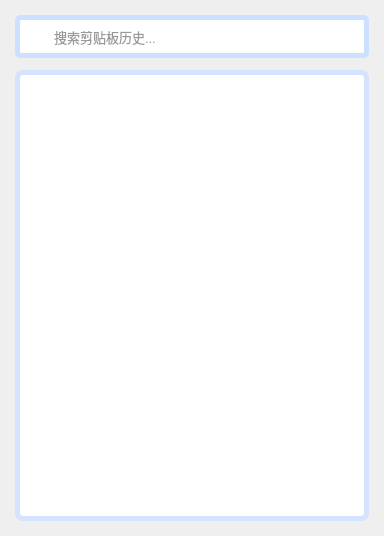
The window that clipboard_history.ui (hongzhe12/NiceBoard) describes before a commit, drawn with Qt 5.
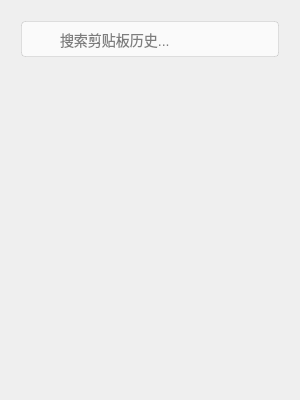
The same window after the commit. Icons and pictures are not drawn.

The edit to the form file:
```diff
--- a/clipboard_history.ui
+++ b/clipboard_history.ui
@@ -6,8 +6,8 @@
    <rect>
     <x>0</x>
     <y>0</y>
-    <width>384</width>
-    <height>536</height>
+    <width>300</width>
+    <height>400</height>
    </rect>
   </property>
   <property name="minimumSize">
@@ -26,43 +26,48 @@
    <string>剪贴板历史记录</string>
   </property>
   <property name="styleSheet">
-   <string notr="true">/* 主窗口样式 */
+   <string notr="true">/* 主窗口样式 - Windows 11 亚克力效果 */
 SimpleClipboardHistory {
-    background: #f0f2f5;
-    border-radius: 12px;
-    border: 1px solid #c1d9ff;  /* 半透明蓝色边框 */
-    padding: 10px;  /* 内边距=拖动边缘宽度 */
-}
-
-/* 可视化拖动边缘效果 */
-SimpleClipboardHistory::border {
-    border: 10px solid rgba(193, 217, 255, 0.3);  /* 半透明拖动区 */
-    border-radius: 12px;
+    background: rgba(243, 243, 243, 0.85);  /* 半透明背景 */
+    border-radius: 8px;
+    border: 1px solid rgba(255, 255, 255, 0.2);
+    padding: 0;
+    
+    /* 亚克力模糊效果 (需要代码中启用) */
+    backdrop-filter: blur(12px);
+    -webkit-backdrop-filter: blur(12px);
 }
 
 /* 标题栏样式 */
 QWidget#header {
-    height: 32px;
-    background: qlineargradient(
-        x1:0, y1:0, x2:0, y2:1,
-        stop:0 rgba(255,255,255,0.8), 
-        stop:1 rgba(240, 245, 255, 0.6)
-    );
-    border-top-left-radius: 12px;
-    border-top-right-radius: 12px;
-    border-bottom: 1px solid rgba(193, 217, 255, 0.5);
+    height: 40px;
+    background: transparent;
+    border-top-left-radius: 8px;
+    border-top-right-radius: 8px;
+    padding-left: 12px;
+    border-bottom: 1px solid rgba(0, 0, 0, 0.05);
 }
 
-/* ===== 搜索框 (QQ9输入框风格) ===== */
+/* 标题文本 */
+QLabel#title_label {
+    font-family: &quot;Segoe UI Variable Display&quot;, sans-serif;
+    font-size: 14px;
+    font-weight: 600;
+    color: #000000;
+}
+
+/* 搜索框 - Windows 11 风格 */
 QLineEdit#search_box {
-    border: 5px solid #cce0ff;
-    border-radius: 6px;
-    padding: 8px 12px 8px 32px;  /* 左侧留出图标空间 */
-    margin: 6px;
-    font-size: 13px;
-    background: white url(:/icons/search.svg) no-repeat 10px center;
-    selection-background-color: #b3d7ff;
-    color: #333;
+    border: 1px solid rgba(0, 0, 0, 0.1);
+    border-radius: 4px;
+    padding: 8px 12px 8px 36px;
+    margin: 12px;
+    font-size: 14px;
+    background: white url(:/icons/search.svg) no-repeat 12px center;
+    background-color: rgba(255, 255, 255, 0.7);
+    color: #000000;
+    selection-background-color: #0078D4;
+    selection-color: white;
 }
 
 QLineEdit#search_box:focus {
@@ -70,23 +75,24 @@
     background-color: #f5f9ff;
 }
 
-/* ===== 历史列表 (QQ9卡片风格) ===== */
+/* 历史列表 - 亚克力卡片效果 */
 QListWidget#history_list {
-    background: white;
-    border: 5px solid #d5e3ff;
-    border-radius: 8px;
-    padding: 2px;
-    margin: 0 6px 6px 6px;
+    background: transparent;
+    border: none;
+    padding: 0 12px 12px 12px;
     outline: none;
-    font-size: 13px;
+    font-size: 14px;
 }
 
-/* 列表项 */
+/* 列表项 - Windows 11 卡片样式 */
 QListWidget#history_list::item {
-    height: 36px;
+    height: 48px;
     padding: 8px 12px;
-    border-bottom: 1px solid #ebf1ff;
-    color: #333;
+    margin-bottom: 8px;
+    background: rgba(255, 255, 255, 0.6);
+    border-radius: 4px;
+    border: 1px solid rgba(0, 0, 0, 0.05);
+    color: #000000;
 }
 
 /* 悬停效果 */
@@ -97,30 +103,21 @@
 
 /* 选中效果 */
 QListWidget#history_list::item:selected {
-    background: qlineargradient(x1:0, y1:0, x2:0, y2:1,
-                              stop:0 #d9ecff, stop:1 #c4e1ff);
-    color: #0066cc;
-    border-radius: 4px;
+    background: rgba(0, 120, 212, 0.2);
+    border: 1px solid rgba(0, 120, 212, 0.3);
 }
 
-/* ===== QQ9经典按钮 ===== */
+/* 按钮 - Windows 11 风格 */
 QPushButton#toggle_btn {
-    /* 基础样式 */
-    background: qlineargradient(x1:0, y1:0, x2:0, y2:1,
-                              stop:0 #4facfe, stop:1 #00b2ff);
+    background: rgba(0, 120, 212, 0.9);
     color: white;
     border: none;
-    border-radius: 6px;
-    padding: 10px;
-    margin: 6px;
-    font-size: 13px;
-    font-weight: bold;
-    min-height: 36px;
-    
-    /* QQ9立体效果 */
-    border-top: 1px solid rgba(255,255,255,0.5);
-    border-bottom: 1px solid rgba(0,0,0,0.1);
-    text-shadow: 0 1px 1px rgba(0,0,0,0.2);
+    border-radius: 4px;
+    padding: 8px 16px;
+    margin: 0 12px 12px 12px;
+    font-family: &quot;Segoe UI Variable Text&quot;, sans-serif;
+    font-size: 14px;
+    min-height: 32px;
 }
 
 /* 悬停效果 */
@@ -138,21 +135,33 @@
     border-top: 1px solid rgba(0,0,0,0.1);
 }
 
-/* ===== 滚动条 (QQ9轻量风格) ===== */
+/* 滚动条 - Windows 11 风格 */
 QScrollBar:vertical {
     width: 8px;
     background: transparent;
-    border-left: 1px solid #e1e8f0;
+    margin-right: 2px;
 }
 
 QScrollBar::handle:vertical {
-    background: #c1d9ff;
-    border-radius: 3px;
+    background: rgba(0, 0, 0, 0.2);
+    border-radius: 4px;
     min-height: 30px;
 }
 
 QScrollBar::handle:vertical:hover {
-    background: #a8c8ff;
+    background: rgba(0, 0, 0, 0.3);
+}
+
+QScrollBar::add-line:vertical, QScrollBar::sub-line:vertical {
+    height: 0;
+    background: none;
+}
+
+/* 窗口阴影效果 (需要在代码中实现) */
+QGraphicsEffect#window_shadow {
+    color: rgba(0, 0, 0, 0.1);
+    blur-radius: 16px;
+    offset: 0 4px;
 }</string>
   </property>
   <widget class="QWidget" name="centralwidget">
```
Left out of the diff: 17 changed lines with no effect on the pictures.
